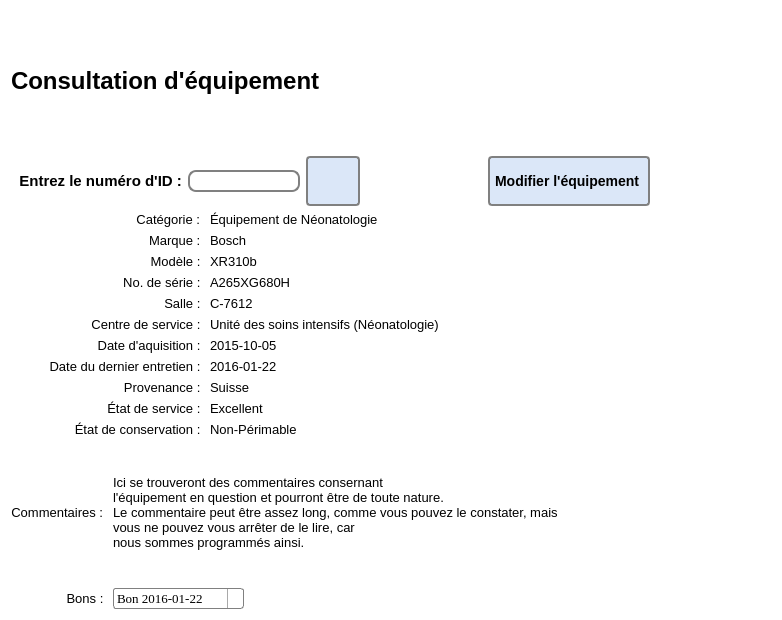
This is Apprentissage Python/exercices/Hatim/Accueil/ConsultationEquip9.ui in ProjetPC2/SIMM-2.0 as Qt 5 draws it before an edit. The edited form follows.
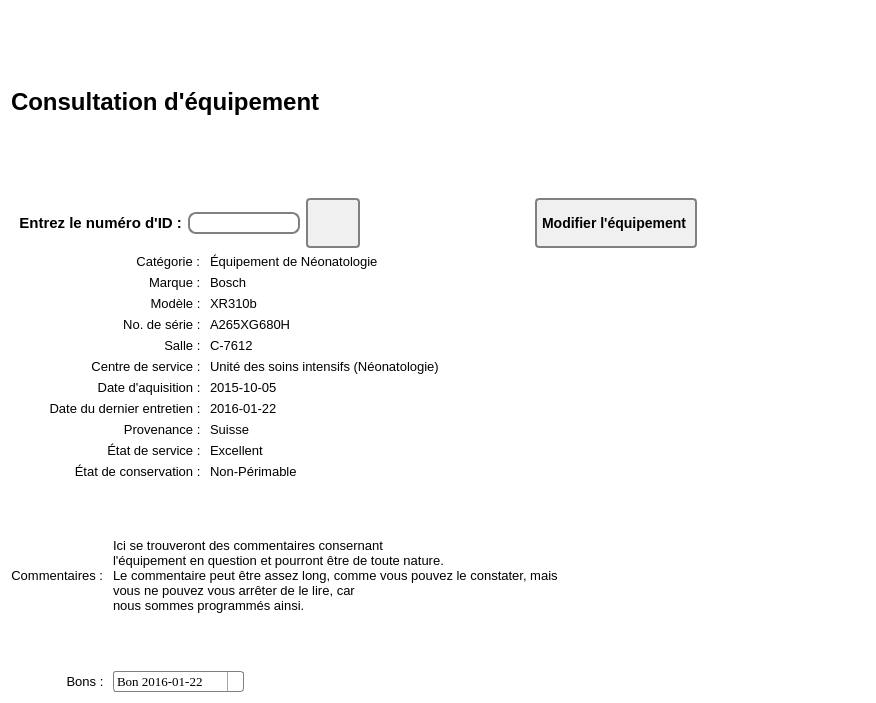
This is the edited form. Icons and pictures are not drawn.

Diff of the .ui file:
```diff
--- a/Apprentissage Python/exercices/Hatim/Accueil/ConsultationEquip9.ui
+++ b/Apprentissage Python/exercices/Hatim/Accueil/ConsultationEquip9.ui
@@ -6,8 +6,8 @@
    <rect>
     <x>0</x>
     <y>0</y>
-    <width>782</width>
-    <height>620</height>
+    <width>876</width>
+    <height>703</height>
    </rect>
   </property>
   <property name="windowTitle">
@@ -33,7 +33,7 @@
 
 QPushButton {
 color: black;
-background-color: rgb(219, 231, 248);
+background-color: rgb(240, 240, 240);
 border-width: 2px;
 border-color: grey;
 border-style: solid;
@@ -144,30 +144,6 @@
      </item>
     </layout>
    </item>
-   <item row="1" column="0" colspan="3">
-    <layout class="QHBoxLayout" name="horizontalLayout_3">
-     <item>
-      <widget class="QLabel" name="label_6">
-       <property name="font">
-        <font>
-         <pointsize>11</pointsize>
-         <weight>75</weight>
-         <bold>true</bold>
-        </font>
-       </property>
-       <property name="text">
-        <string>  Entrez le numéro d'ID :</string>
-       </property>
-       <property name="alignment">
-        <set>Qt::AlignCenter</set>
-       </property>
-      </widget>
-     </item>
-     <item>
-      <widget class="QLineEdit" name="lineEdit"/>
-     </item>
-    </layout>
-   </item>
    <item row="1" column="3">
     <layout class="QHBoxLayout" name="horizontalLayout_2">
      <item>
@@ -252,10 +228,31 @@
      </item>
     </layout>
    </item>
-   <item row="2" column="0" colspan="4">
-    <layout class="QHBoxLayout" name="horizontalLayout_4"/>
+   <item row="1" column="0" colspan="3">
+    <layout class="QHBoxLayout" name="idLayout">
+     <item>
+      <widget class="QLabel" name="labelId">
+       <property name="font">
+        <font>
+         <pointsize>11</pointsize>
+         <weight>75</weight>
+         <bold>true</bold>
+        </font>
+       </property>
+       <property name="text">
+        <string>  Entrez le numéro d'ID :</string>
+       </property>
+       <property name="alignment">
+        <set>Qt::AlignCenter</set>
+       </property>
+      </widget>
+     </item>
+     <item>
+      <widget class="QLineEdit" name="lineEditId"/>
+     </item>
+    </layout>
    </item>
-   <item row="3" column="0" colspan="2">
+   <item row="2" column="0" colspan="2">
     <layout class="QVBoxLayout" name="verticalLayout">
      <item alignment="Qt::AlignRight">
       <widget class="QLabel" name="label_5">
@@ -424,7 +421,77 @@
      </item>
     </layout>
    </item>
-   <item row="3" column="2" colspan="2">
+   <item row="4" column="1" colspan="2">
+    <layout class="QHBoxLayout" name="horizontalLayout_6">
+     <item alignment="Qt::AlignLeft">
+      <widget class="QComboBox" name="comboBoxBons">
+       <property name="font">
+        <font>
+         <family>Times New Roman</family>
+         <pointsize>10</pointsize>
+        </font>
+       </property>
+       <property name="maxCount">
+        <number>2147483645</number>
+       </property>
+       <property name="sizeAdjustPolicy">
+        <enum>QComboBox::AdjustToContentsOnFirstShow</enum>
+       </property>
+       <item>
+        <property name="text">
+         <string>Bon 2016-01-22</string>
+        </property>
+        <property name="icon">
+         <iconset>
+          <normaloff>view-icon.png</normaloff>view-icon.png</iconset>
+        </property>
+       </item>
+       <item>
+        <property name="text">
+         <string>Bon 2016-03-07</string>
+        </property>
+        <property name="icon">
+         <iconset>
+          <normaloff>view-icon.png</normaloff>view-icon.png</iconset>
+        </property>
+       </item>
+       <item>
+        <property name="text">
+         <string>Bon 2016-05-12</string>
+        </property>
+        <property name="icon">
+         <iconset>
+          <normaloff>view-icon.png</normaloff>view-icon.png</iconset>
+        </property>
+       </item>
+      </widget>
+     </item>
+    </layout>
+   </item>
+   <item row="3" column="1" colspan="3">
+    <layout class="QHBoxLayout" name="horizontalLayout_5">
+     <item>
+      <widget class="QLabel" name="labelCommentaires">
+       <property name="font">
+        <font>
+         <pointsize>10</pointsize>
+        </font>
+       </property>
+       <property name="text">
+        <string>Ici se trouveront des commentaires consernant
+l'équipement en question et pourront être de toute nature.
+Le commentaire peut être assez long, comme vous pouvez le constater, mais
+vous ne pouvez vous arrêter de le lire, car
+nous sommes programmés ainsi.</string>
+       </property>
+       <property name="alignment">
+        <set>Qt::AlignLeading|Qt::AlignLeft|Qt::AlignVCenter</set>
+       </property>
+      </widget>
+     </item>
+    </layout>
+   </item>
+   <item row="2" column="2" colspan="2">
     <layout class="QVBoxLayout" name="verticalLayout_2">
      <item>
       <widget class="QLabel" name="label_7">
@@ -594,48 +661,6 @@
     </layout>
    </item>
    <item row="4" column="0">
-    <layout class="QHBoxLayout" name="horizontalLayout_7">
-     <item alignment="Qt::AlignRight">
-      <widget class="QLabel" name="label_34">
-       <property name="font">
-        <font>
-         <pointsize>10</pointsize>
-        </font>
-       </property>
-       <property name="text">
-        <string>Commentaires : </string>
-       </property>
-       <property name="alignment">
-        <set>Qt::AlignCenter</set>
-       </property>
-      </widget>
-     </item>
-    </layout>
-   </item>
-   <item row="4" column="1" colspan="3">
-    <layout class="QHBoxLayout" name="horizontalLayout_5">
-     <item>
-      <widget class="QLabel" name="label_45">
-       <property name="font">
-        <font>
-         <pointsize>10</pointsize>
-        </font>
-       </property>
-       <property name="text">
-        <string>Ici se trouveront des commentaires consernant
-l'équipement en question et pourront être de toute nature.
-Le commentaire peut être assez long, comme vous pouvez le constater, mais
-vous ne pouvez vous arrêter de le lire, car
-nous sommes programmés ainsi.</string>
-       </property>
-       <property name="alignment">
-        <set>Qt::AlignLeading|Qt::AlignLeft|Qt::AlignVCenter</set>
-       </property>
-      </widget>
-     </item>
-    </layout>
-   </item>
-   <item row="5" column="0">
     <layout class="QHBoxLayout" name="horizontalLayout_8">
      <item>
       <widget class="QLabel" name="label_46">
@@ -654,49 +679,21 @@
      </item>
     </layout>
    </item>
-   <item row="5" column="1" colspan="2">
-    <layout class="QHBoxLayout" name="horizontalLayout_6">
-     <item alignment="Qt::AlignLeft">
-      <widget class="QComboBox" name="comboBox">
+   <item row="3" column="0">
+    <layout class="QHBoxLayout" name="horizontalLayout_7">
+     <item alignment="Qt::AlignRight">
+      <widget class="QLabel" name="labelTitreCommentaires">
        <property name="font">
         <font>
-         <family>Times New Roman</family>
          <pointsize>10</pointsize>
         </font>
        </property>
-       <property name="maxCount">
-        <number>2147483645</number>
+       <property name="text">
+        <string>Commentaires : </string>
        </property>
-       <property name="sizeAdjustPolicy">
-        <enum>QComboBox::AdjustToContentsOnFirstShow</enum>
+       <property name="alignment">
+        <set>Qt::AlignCenter</set>
        </property>
-       <item>
-        <property name="text">
-         <string>Bon 2016-01-22</string>
-        </property>
-        <property name="icon">
-         <iconset>
-          <normaloff>view-icon.png</normaloff>view-icon.png</iconset>
-        </property>
-       </item>
-       <item>
-        <property name="text">
-         <string>Bon 2016-03-07</string>
-        </property>
-        <property name="icon">
-         <iconset>
-          <normaloff>view-icon.png</normaloff>view-icon.png</iconset>
-        </property>
-       </item>
-       <item>
-        <property name="text">
-         <string>Bon 2016-05-12</string>
-        </property>
-        <property name="icon">
-         <iconset>
-          <normaloff>view-icon.png</normaloff>view-icon.png</iconset>
-        </property>
-       </item>
       </widget>
      </item>
     </layout>
```
Left out of the diff: 60 changed lines with no effect on the pictures.
